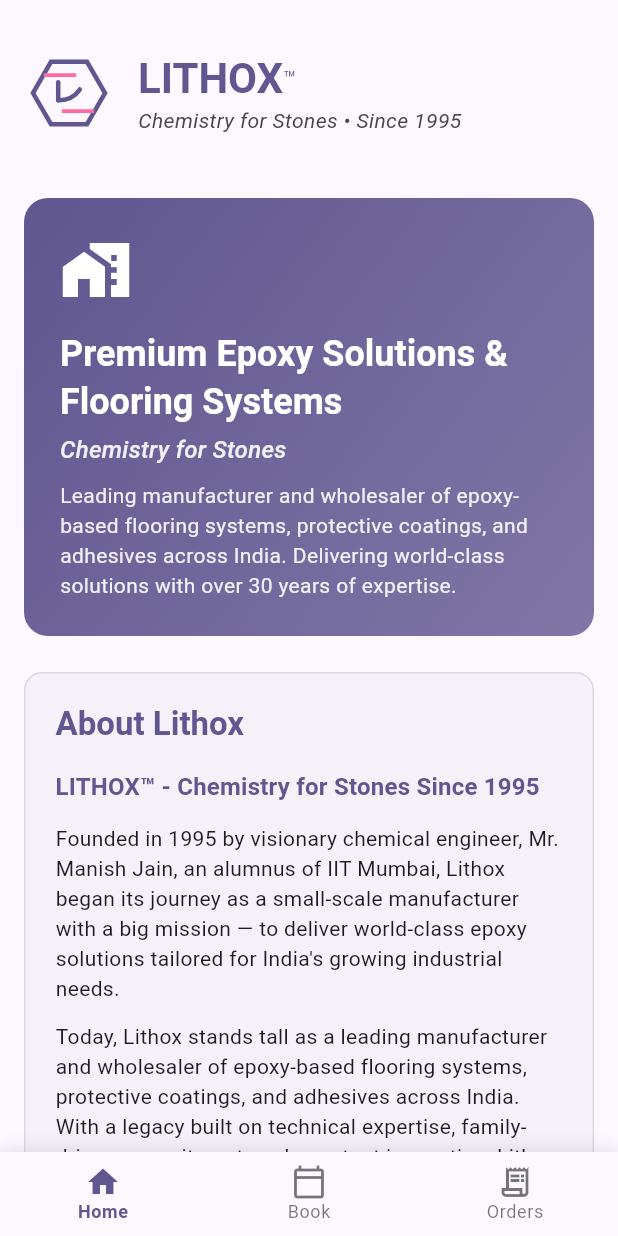
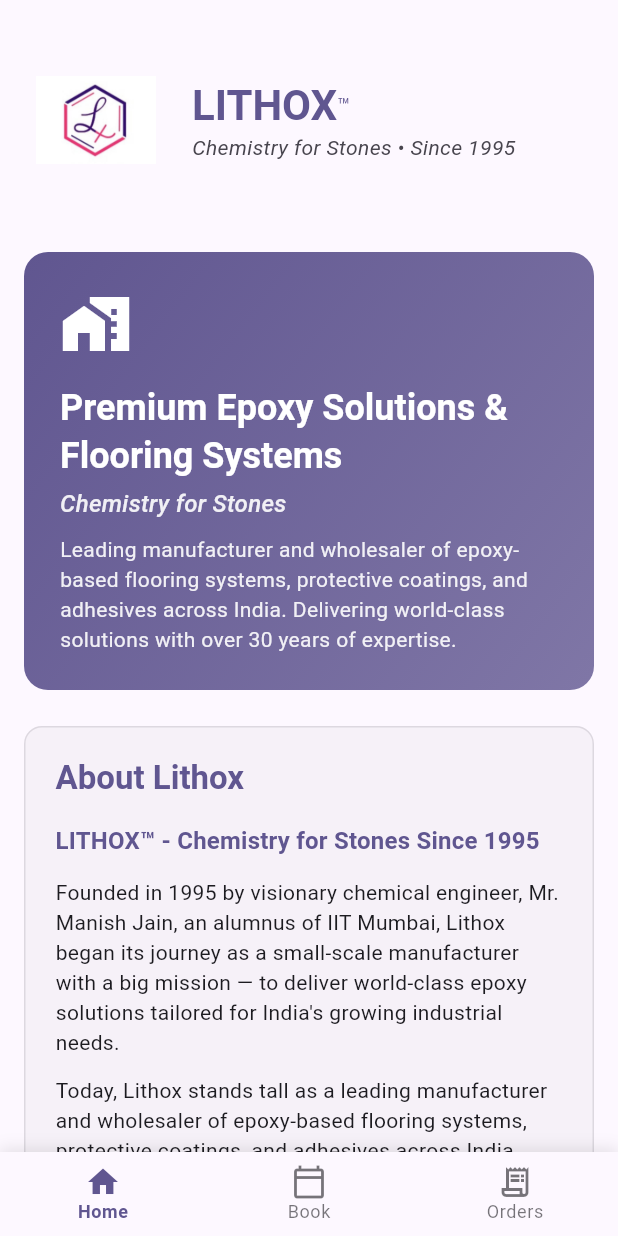
Before and after one commit to srijanmishra08/Lithox, a Flutter app: the screen it shows after launch, on a phone screen of 412 x 824 dp. Run offline on Flutter 3.47's test engine with Material 3 defaults, Android fonts, the light colour scheme and no system bars; our stand-ins replace flutter_riverpod, go_router, image_picker.

Commit message:
🚀 Major Update: Fixed Contact Functionality & Added Logo
✅ Contact Functionality Fixes:
- Fixed Call Now and WhatsApp functionality for Android APK
- Added proper Android permissions (CALL_PHONE, CALL_PRIVILEGED)
- Added intent queries for Android 11+ compatibility
- Created robust ContactService with multiple fallback approaches
- Updated url_launcher to v6.3.0 for better Android support
- Added comprehensive error handling and user feedback

📱 Android Manifest Updates:
- Added phone call permissions
- Added WhatsApp package detection (com.whatsapp, com.whatsapp.w4b)
- Added intent queries for tel: and https: schemes
- Ensured Android 11+ compatibility

🎨 Logo Integration:
- Added Lithox company logo (purple/pink hexagonal design)
- Created responsive LithoxLogo widget with multiple size options
- Integrated logo in Home, Booking, and Orders screens
- Added proper error handling and fallback for missing logo

🔧 New Services & Components:
- ContactService: Robust phone call and WhatsApp functionality
- ContactDebugHelper: Debug utilities for testing contact features
- LithoxLogo: Reusable logo widget with responsive sizing

📄 Documentation:
- Added CONTACT_FIX_TESTING.md with comprehensive testing guide
- Improved .gitignore to exclude build artifacts and APK files

🛠 Technical Improvements:
- Enhanced asset management for images and icons
- Better error handling throughout the app
- Improved user experience with clearer error messages
- Professional branding integration across all screens

```diff
--- a/lib/screens/home_screen.dart
+++ b/lib/screens/home_screen.dart
@@ -2,6 +2,7 @@
 import 'package:flutter/material.dart';
 import 'package:flutter_riverpod/flutter_riverpod.dart';
 import '../providers/tab_navigation_provider.dart';
+import '../widgets/lithox_logo.dart';
 
 class HomeScreen extends ConsumerWidget {
   const HomeScreen({super.key});
@@ -55,18 +56,9 @@
       padding: const EdgeInsets.symmetric(vertical: 16),
       child: Row(
         children: [
-          Container(
-            width: 60,
-            height: 60,
-            decoration: BoxDecoration(
-              borderRadius: BorderRadius.circular(12),
-            ),
-            child: CustomPaint(
-              painter: HexagonLogoPainter(
-                primaryColor: theme.colorScheme.primary,
-                accentColor: const Color(0xFFFF6B9D), // Pink accent from logo
-              ),
-            ),
+          // Lithox Logo
+          const LithoxLogo.medium(
+            padding: EdgeInsets.all(8),
           ),
           const SizedBox(width: 16),
           Expanded(
--- /dev/null
+++ b/lib/widgets/lithox_logo.dart
@@ -0,0 +1,102 @@
+import 'package:flutter/material.dart';
+
+/// Lithox Logo Widget - Displays the company logo
+class LithoxLogo extends StatelessWidget {
+  final double? width;
+  final double? height;
+  final BoxFit fit;
+  final Color? backgroundColor;
+  final EdgeInsetsGeometry? padding;
+
+  const LithoxLogo({
+    super.key,
+    this.width,
+    this.height,
+    this.fit = BoxFit.contain,
+    this.backgroundColor,
+    this.padding,
+  });
+
+  /// Small logo for app bars and compact spaces
+  const LithoxLogo.small({
+    super.key,
+    this.fit = BoxFit.contain,
+    this.backgroundColor,
+    this.padding,
+  }) : width = 40,
+       height = 40;
+
+  /// Medium logo for headers and cards
+  const LithoxLogo.medium({
+    super.key,
+    this.fit = BoxFit.contain,
+    this.backgroundColor,
+    this.padding,
+  }) : width = 80,
+       height = 80;
+
+  /// Large logo for splash screens and main headers
+  const LithoxLogo.large({
+    super.key,
+    this.fit = BoxFit.contain,
+    this.backgroundColor,
+    this.padding,
+  }) : width = 120,
+       height = 120;
+
+  /// Extra large logo for splash/welcome screens
+  const LithoxLogo.extraLarge({
+    super.key,
+    this.fit = BoxFit.contain,
+    this.backgroundColor,
+    this.padding,
+  }) : width = 200,
+       height = 200;
+
+  @override
+  Widget build(BuildContext context) {
+    Widget logo = Image.asset(
+      'assets/images/icon.jpeg',
+      width: width,
+      height: height,
+      fit: fit,
+      errorBuilder: (context, error, stackTrace) {
+        // Fallback if logo image is not found
+        return Container(
+          width: width,
+          height: height,
+          decoration: BoxDecoration(
+            color: backgroundColor ?? Colors.grey[200],
+            borderRadius: BorderRadius.circular(8),
+          ),
+          child: Icon(
+            Icons.business,
+            size: (width ?? 40) * 0.6,
+            color: Colors.grey[600],
+          ),
+        );
+      },
+    );
+
+    if (padding != null) {
+      logo = Padding(
+        padding: padding!,
+        child: logo,
+      );
+    }
+
+    if (backgroundColor != null) {
+      logo = Container(
+        width: width,
+        height: height,
+        decoration: BoxDecoration(
+          color: backgroundColor,
+          borderRadius: BorderRadius.circular(8),
+        ),
+        child: logo,
+      );
+    }
+
+    return logo;
+  }
+}
--- a/lib/widgets/main_tab_scaffold.dart
+++ b/lib/widgets/main_tab_scaffold.dart
@@ -4,6 +4,7 @@
 import '../screens/booking/booking_form_screen.dart';
 import '../screens/orders_screen.dart';
 import '../providers/tab_navigation_provider.dart';
+import 'lithox_logo.dart';
 
 class MainTabScaffold extends ConsumerWidget {
   const MainTabScaffold({super.key});
--- a/pubspec.yaml
+++ b/pubspec.yaml
@@ -21,7 +21,7 @@
   image_picker: ^1.0.4
 
   # Email functionality
-  url_launcher: ^6.2.1
+  url_launcher: ^6.3.0
   http: ^1.1.0
 
   # UI Components
```
Also changed, not shown: lib/screens/booking/booking_form_screen.dart (+22 -6 lines), lib/screens/orders_screen.dart (+8 -1 lines), lib/services/contact_debug_helper.dart (added, +139 -0 lines), lib/services/contact_service.dart (added, +105 -0 lines), assets/images/icon.jpeg (added), 3 other files.
